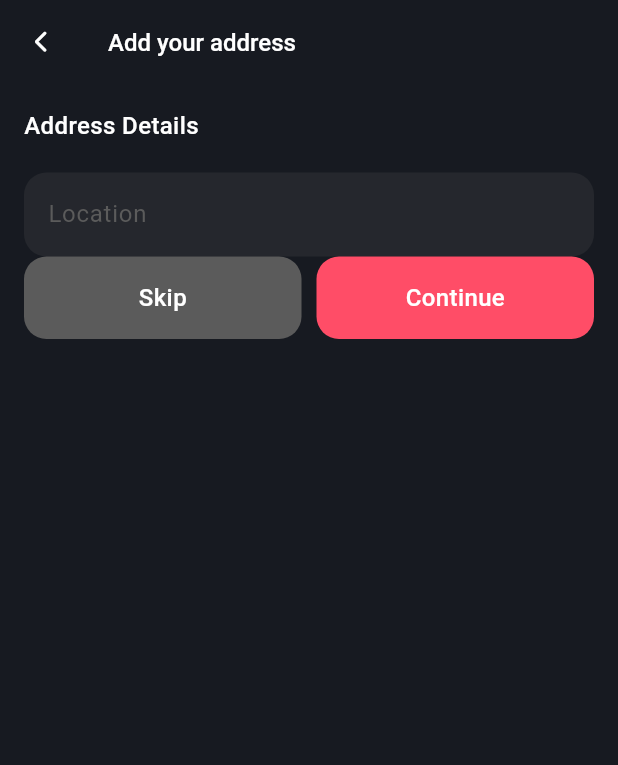
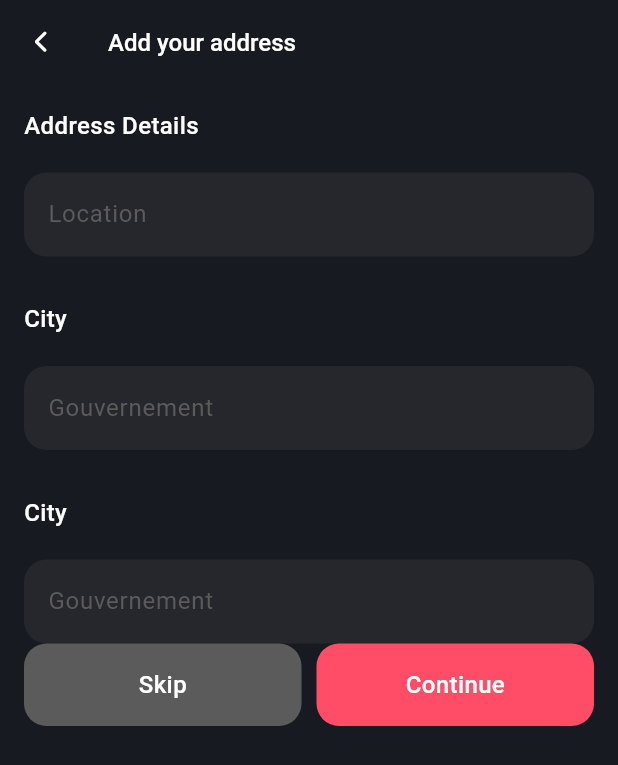
Before and after one commit to hafedh049/luxy, a Flutter app: the Address screen opened directly, on a phone screen of 412 x 824 dp. Shown: the top 765 px of the screen. Run offline on Flutter 3.47's test engine with Material 3 defaults, Android fonts, the phone set to English and light mode, and no system bars; our stand-ins replace animated_toggle_switch, flutter_animate, fluttertoast, google_nav_bar, hive, icons_plus and 2 more; accounts and stored records are empty.

Commit message:
ModifiedM lib/views/auth/address.dart

```diff
--- a/lib/views/auth/address.dart
+++ b/lib/views/auth/address.dart
@@ -51,6 +51,38 @@ class _AddressState extends State<Address> {
                   ),
                 ),
               ),
+              const SizedBox(height: 30),
+              const Text("City", style: TextStyle(color: white, fontSize: 16, fontWeight: FontWeight.w500)),
+              const SizedBox(height: 20),
+              Container(
+                decoration: BoxDecoration(borderRadius: BorderRadius.circular(15), color: grey.withOpacity(.2)),
+                child: TextField(
+                  controller: _localisationController,
+                  decoration: const InputDecoration(
+                    contentPadding: EdgeInsets.all(16),
+                    border: InputBorder.none,
+                    hintText: "Gouvernement",
+                    hintStyle: TextStyle(color: grey),
+                    suffix: Icon(FontAwesome.chevron_down_solid, size: 15, color: grey),
+                  ),
+                ),
+              ),
+              const SizedBox(height: 30),
+              const Text("City", style: TextStyle(color: white, fontSize: 16, fontWeight: FontWeight.w500)),
+              const SizedBox(height: 20),
+              Container(
+                decoration: BoxDecoration(borderRadius: BorderRadius.circular(15), color: grey.withOpacity(.2)),
+                child: TextField(
+                  controller: _localisationController,
+                  decoration: const InputDecoration(
+                    contentPadding: EdgeInsets.all(16),
+                    border: InputBorder.none,
+                    hintText: "Gouvernement",
+                    hintStyle: TextStyle(color: grey),
+                    suffix: Icon(FontAwesome.chevron_down_solid, size: 15, color: grey),
+                  ),
+                ),
+              ),
               Row(
                 children: <Widget>[
                   Expanded(
```
